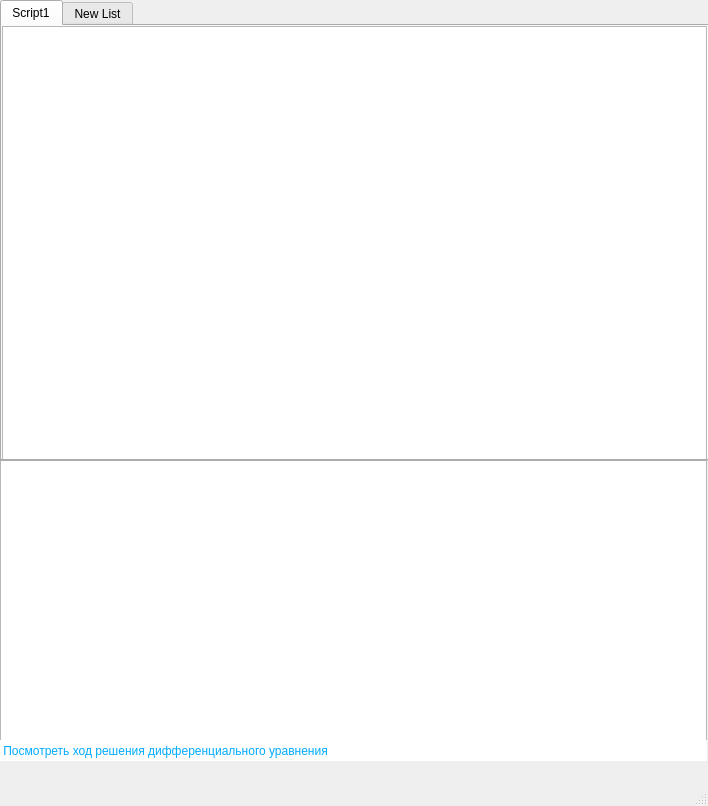
Before: the Qt Designer form mainwindow.ui in protobarhatus/Small-computer-algebra-system, drawn with Qt 5.
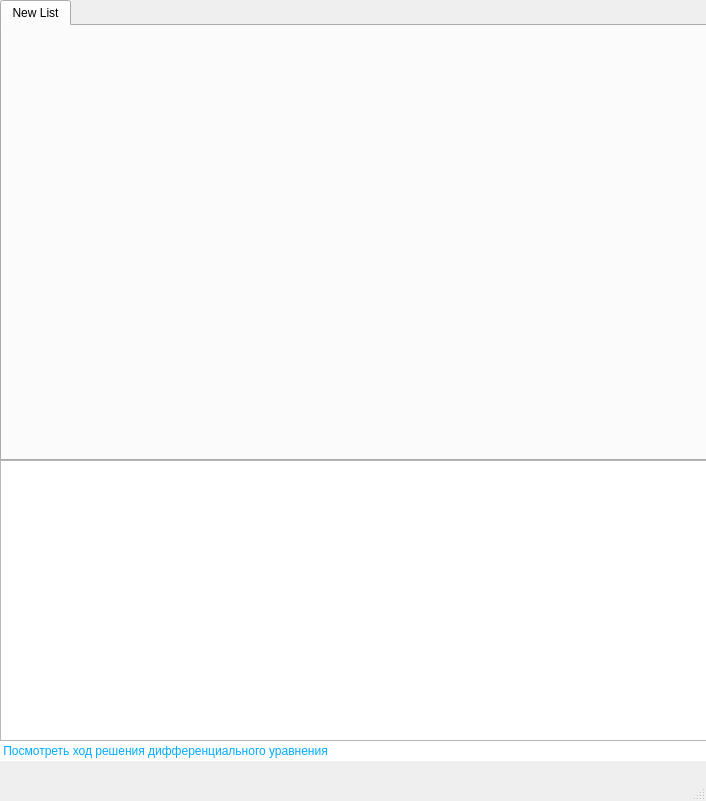
After: the same form once the commit is applied. Custom widgets are drawn as their Qt base class.

What changed in the file:
```diff
--- a/mainwindow.ui
+++ b/mainwindow.ui
@@ -6,8 +6,8 @@
    <rect>
     <x>0</x>
     <y>0</y>
-    <width>708</width>
-    <height>806</height>
+    <width>706</width>
+    <height>801</height>
    </rect>
   </property>
   <property name="windowTitle">
@@ -40,7 +40,7 @@
      <rect>
       <x>0</x>
       <y>0</y>
-      <width>711</width>
+      <width>720</width>
       <height>461</height>
      </rect>
     </property>
@@ -56,50 +56,6 @@
     <property name="tabBarAutoHide">
      <bool>false</bool>
     </property>
-    <widget class="QWidget" name="Script1">
-     <attribute name="title">
-      <string>Script1</string>
-     </attribute>
-     <widget class="ScriptTextField" name="input_field">
-      <property name="geometry">
-       <rect>
-        <x>0</x>
-        <y>0</y>
-        <width>705</width>
-        <height>441</height>
-       </rect>
-      </property>
-      <property name="font">
-       <font>
-        <pointsize>15</pointsize>
-       </font>
-      </property>
-      <property name="focusPolicy">
-       <enum>Qt::StrongFocus</enum>
-      </property>
-      <property name="horizontalScrollBarPolicy">
-       <enum>Qt::ScrollBarAsNeeded</enum>
-      </property>
-      <property name="autoFormatting">
-       <set>QTextEdit::AutoNone</set>
-      </property>
-      <property name="tabChangesFocus">
-       <bool>false</bool>
-      </property>
-      <property name="lineWrapMode">
-       <enum>QTextEdit::WidgetWidth</enum>
-      </property>
-      <property name="lineWrapColumnOrWidth">
-       <number>0</number>
-      </property>
-      <property name="overwriteMode">
-       <bool>false</bool>
-      </property>
-      <property name="cursorWidth">
-       <number>1</number>
-      </property>
-     </widget>
-    </widget>
     <widget class="QWidget" name="New_list">
      <attribute name="title">
       <string>New List</string>
@@ -144,26 +100,22 @@
      <string> Посмотреть ход решения дифференциального уравнения</string>
     </property>
    </widget>
+   <zorder>tabWidget</zorder>
+   <zorder>show_equation_solving_steps</zorder>
+   <zorder>output_field</zorder>
   </widget>
   <widget class="QMenuBar" name="menubar">
    <property name="geometry">
     <rect>
      <x>0</x>
      <y>0</y>
-     <width>708</width>
+     <width>706</width>
      <height>21</height>
     </rect>
    </property>
   </widget>
   <widget class="QStatusBar" name="statusbar"/>
  </widget>
- <customwidgets>
-  <customwidget>
-   <class>ScriptTextField</class>
-   <extends>QTextEdit</extends>
-   <header>scripttextfield.h</header>
-  </customwidget>
- </customwidgets>
  <resources/>
  <connections/>
 </ui>
```
